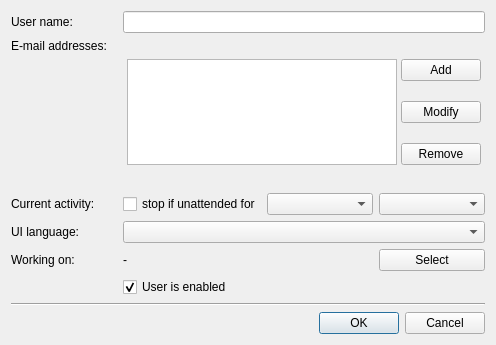
Old version of the form Src.QT/tt3-gui/CreateUserDialog.ui in the repository akapustiatyahoocouk/TimeTracker3.
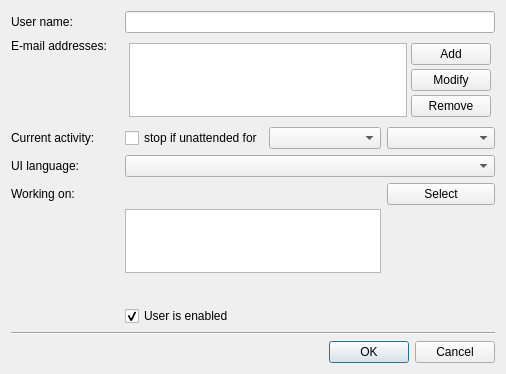
New version of the form. Icons and pictures are not drawn.

```diff
--- a/Src.QT/tt3-gui/CreateUserDialog.ui
+++ b/Src.QT/tt3-gui/CreateUserDialog.ui
@@ -6,8 +6,8 @@
    <rect>
     <x>0</x>
     <y>0</y>
-    <width>496</width>
-    <height>345</height>
+    <width>506</width>
+    <height>374</height>
    </rect>
   </property>
   <property name="windowTitle">
@@ -21,36 +21,6 @@
    <bool>true</bool>
   </property>
   <layout class="QGridLayout" name="gridLayout_2">
-   <item row="3" column="1" colspan="3">
-    <widget class="QComboBox" name="uiLocaleComboBox"/>
-   </item>
-   <item row="3" column="0">
-    <widget class="QLabel" name="uiLocaleLabel">
-     <property name="text">
-      <string>UI language:</string>
-     </property>
-    </widget>
-   </item>
-   <item row="5" column="1" colspan="3">
-    <widget class="QCheckBox" name="enabledCheckBox">
-     <property name="text">
-      <string>User is enabled</string>
-     </property>
-     <property name="checked">
-      <bool>true</bool>
-     </property>
-    </widget>
-   </item>
-   <item row="2" column="2">
-    <widget class="QComboBox" name="hoursComboBox"/>
-   </item>
-   <item row="2" column="0">
-    <widget class="QLabel" name="inactivityTimeoutLabel">
-     <property name="text">
-      <string>Current activity:</string>
-     </property>
-    </widget>
-   </item>
    <item row="0" column="0">
     <widget class="QLabel" name="realNameLabel">
      <property name="text">
@@ -58,16 +28,6 @@
      </property>
     </widget>
    </item>
-   <item row="2" column="3">
-    <widget class="QComboBox" name="minutesComboBox"/>
-   </item>
-   <item row="6" column="0" colspan="4">
-    <widget class="Line" name="line">
-     <property name="orientation">
-      <enum>Qt::Orientation::Horizontal</enum>
-     </property>
-    </widget>
-   </item>
    <item row="1" column="0">
     <widget class="QLabel" name="emailAddressesLabel">
      <property name="text">
@@ -78,16 +38,6 @@
      </property>
     </widget>
    </item>
-   <item row="0" column="1" colspan="3">
-    <widget class="QLineEdit" name="realNameLineEdit"/>
-   </item>
-   <item row="2" column="1">
-    <widget class="QCheckBox" name="inactivityTimeoutCheckBox">
-     <property name="text">
-      <string>stop if unattended for</string>
-     </property>
-    </widget>
-   </item>
    <item row="1" column="1" colspan="3">
     <widget class="QWidget" name="emailAddressesWidget" native="true">
      <layout class="QGridLayout" name="gridLayout">
@@ -145,13 +95,30 @@
      </layout>
     </widget>
    </item>
-   <item row="7" column="0" colspan="4">
-    <widget class="QDialogButtonBox" name="buttonBox">
-     <property name="orientation">
-      <enum>Qt::Orientation::Horizontal</enum>
+   <item row="2" column="0">
+    <widget class="QLabel" name="inactivityTimeoutLabel">
+     <property name="text">
+      <string>Current activity:</string>
      </property>
-     <property name="standardButtons">
-      <set>QDialogButtonBox::StandardButton::Cancel|QDialogButtonBox::StandardButton::Ok</set>
+    </widget>
+   </item>
+   <item row="2" column="1">
+    <widget class="QCheckBox" name="inactivityTimeoutCheckBox">
+     <property name="text">
+      <string>stop if unattended for</string>
+     </property>
+    </widget>
+   </item>
+   <item row="2" column="2">
+    <widget class="QComboBox" name="hoursComboBox"/>
+   </item>
+   <item row="2" column="3">
+    <widget class="QComboBox" name="minutesComboBox"/>
+   </item>
+   <item row="3" column="0">
+    <widget class="QLabel" name="uiLocaleLabel">
+     <property name="text">
+      <string>UI language:</string>
      </property>
     </widget>
    </item>
@@ -162,10 +129,25 @@
      </property>
     </widget>
    </item>
-   <item row="4" column="1" colspan="2">
-    <widget class="QLabel" name="workingOnListLabel">
-     <property name="text">
-      <string>-</string>
+   <item row="4" column="1" rowspan="2" colspan="2">
+    <widget class="QListWidget" name="workloadsListWidget">
+     <property name="sizePolicy">
+      <sizepolicy hsizetype="Expanding" vsizetype="Expanding">
+       <horstretch>0</horstretch>
+       <verstretch>64</verstretch>
+      </sizepolicy>
+     </property>
+     <property name="maximumSize">
+      <size>
+       <width>16777215</width>
+       <height>64</height>
+      </size>
+     </property>
+     <property name="baseSize">
+      <size>
+       <width>0</width>
+       <height>64</height>
+      </size>
      </property>
     </widget>
    </item>
@@ -180,6 +162,52 @@
      </property>
     </widget>
    </item>
+   <item row="5" column="3">
+    <spacer name="verticalSpacer">
+     <property name="orientation">
+      <enum>Qt::Orientation::Vertical</enum>
+     </property>
+     <property name="sizeHint" stdset="0">
+      <size>
+       <width>20</width>
+       <height>28</height>
+      </size>
+     </property>
+    </spacer>
+   </item>
+   <item row="6" column="1">
+    <widget class="QCheckBox" name="enabledCheckBox">
+     <property name="text">
+      <string>User is enabled</string>
+     </property>
+     <property name="checked">
+      <bool>true</bool>
+     </property>
+    </widget>
+   </item>
+   <item row="7" column="0" colspan="4">
+    <widget class="Line" name="line">
+     <property name="orientation">
+      <enum>Qt::Orientation::Horizontal</enum>
+     </property>
+    </widget>
+   </item>
+   <item row="0" column="1" colspan="3">
+    <widget class="QLineEdit" name="realNameLineEdit"/>
+   </item>
+   <item row="3" column="1" colspan="3">
+    <widget class="QComboBox" name="uiLocaleComboBox"/>
+   </item>
+   <item row="8" column="0" colspan="4">
+    <widget class="QDialogButtonBox" name="buttonBox">
+     <property name="orientation">
+      <enum>Qt::Orientation::Horizontal</enum>
+     </property>
+     <property name="standardButtons">
+      <set>QDialogButtonBox::StandardButton::Cancel|QDialogButtonBox::StandardButton::Ok</set>
+     </property>
+    </widget>
+   </item>
   </layout>
  </widget>
  <tabstops>
```
Left out of the diff: 1 changed line with no effect on the pictures.
